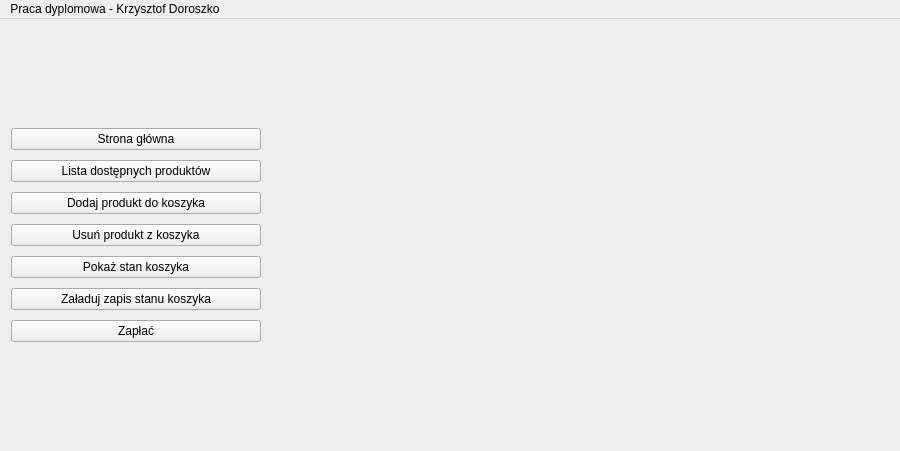
kdoroszko/Postgraduates_thesis, file mainwindow.ui: the form before one commit.
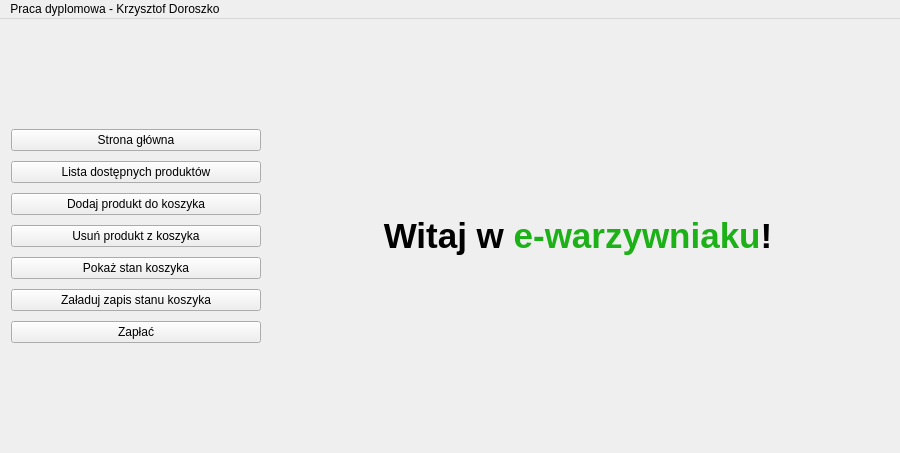
The form after the commit. The open tabs and pages were chosen to show the change.

Commit message: 2nd commit - add home page

What changed in the file:
```diff
--- a/mainwindow.ui
+++ b/mainwindow.ui
@@ -7,7 +7,7 @@
     <x>0</x>
     <y>0</y>
     <width>900</width>
-    <height>435</height>
+    <height>453</height>
    </rect>
   </property>
   <property name="windowTitle">
@@ -156,7 +156,43 @@
       <property name="currentIndex">
        <number>6</number>
       </property>
-      <widget class="QWidget" name="pageHome"/>
+      <widget class="QWidget" name="pageHome">
+       <layout class="QVBoxLayout" name="verticalLayout_2">
+        <item>
+         <spacer name="verticalSpacer_3">
+          <property name="orientation">
+           <enum>Qt::Vertical</enum>
+          </property>
+          <property name="sizeHint" stdset="0">
+           <size>
+            <width>20</width>
+            <height>167</height>
+           </size>
+          </property>
+         </spacer>
+        </item>
+        <item>
+         <widget class="QLabel" name="label">
+          <property name="text">
+           <string>&lt;html&gt;&lt;head/&gt;&lt;body&gt;&lt;p align=&quot;center&quot;&gt;&lt;span style=&quot; font-size:26pt; font-weight:600;&quot;&gt;Witaj w &lt;/span&gt;&lt;span style=&quot; font-size:26pt; font-weight:600; color:#1db118;&quot;&gt;e-warzywniaku&lt;/span&gt;&lt;span style=&quot; font-size:26pt; font-weight:600;&quot;&gt;!&lt;/span&gt;&lt;/p&gt;&lt;/body&gt;&lt;/html&gt;</string>
+          </property>
+         </widget>
+        </item>
+        <item>
+         <spacer name="verticalSpacer_4">
+          <property name="orientation">
+           <enum>Qt::Vertical</enum>
+          </property>
+          <property name="sizeHint" stdset="0">
+           <size>
+            <width>20</width>
+            <height>167</height>
+           </size>
+          </property>
+         </spacer>
+        </item>
+       </layout>
+      </widget>
       <widget class="QWidget" name="pageShowArticles"/>
       <widget class="QWidget" name="pageAddProduct"/>
       <widget class="QWidget" name="pageRemoveProduct"/>
```
Left out of the diff: 2 changed lines with no effect on the pictures.
